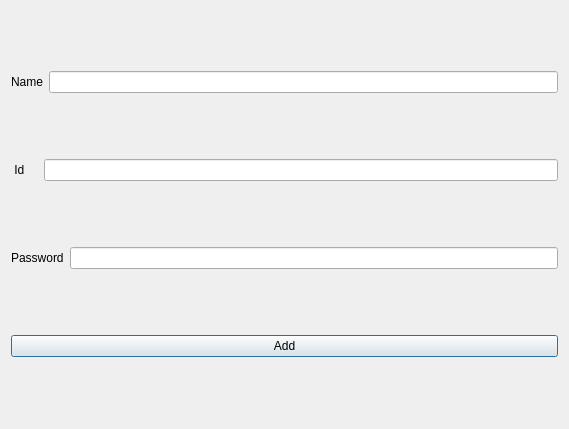
First picture: the form in Ifrad/add_chef.ui, repository Ridwan230/Restaurant-Management-System, before the edit.
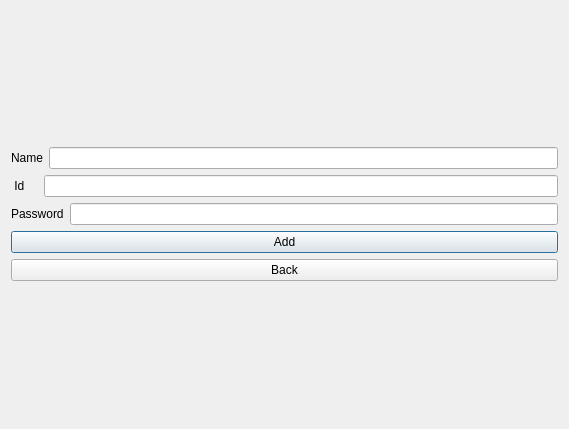
Second picture: the form after the edit.

Diff of the .ui file:
```diff
--- a/Ifrad/add_chef.ui
+++ b/Ifrad/add_chef.ui
@@ -13,6 +13,10 @@
   <property name="windowTitle">
    <string>Dialog</string>
   </property>
+  <layout class="QVBoxLayout" name="verticalLayout_3">
+   <item>
+    <layout class="QVBoxLayout" name="verticalLayout_2">
+     <item>
   <layout class="QVBoxLayout" name="verticalLayout">
    <item>
     <layout class="QHBoxLayout" name="horizontalLayout_3">
@@ -56,12 +60,23 @@
      </item>
     </layout>
    </item>
+      </layout>
+     </item>
    <item>
     <widget class="QPushButton" name="Add_pushButton">
      <property name="text">
       <string>Add</string>
      </property>
     </widget>
+     </item>
+     <item>
+      <widget class="QPushButton" name="pushButton">
+       <property name="text">
+        <string>Back</string>
+       </property>
+      </widget>
+     </item>
+    </layout>
    </item>
   </layout>
  </widget>
```
Lines whose indentation alone changed are shown as unchanged.
